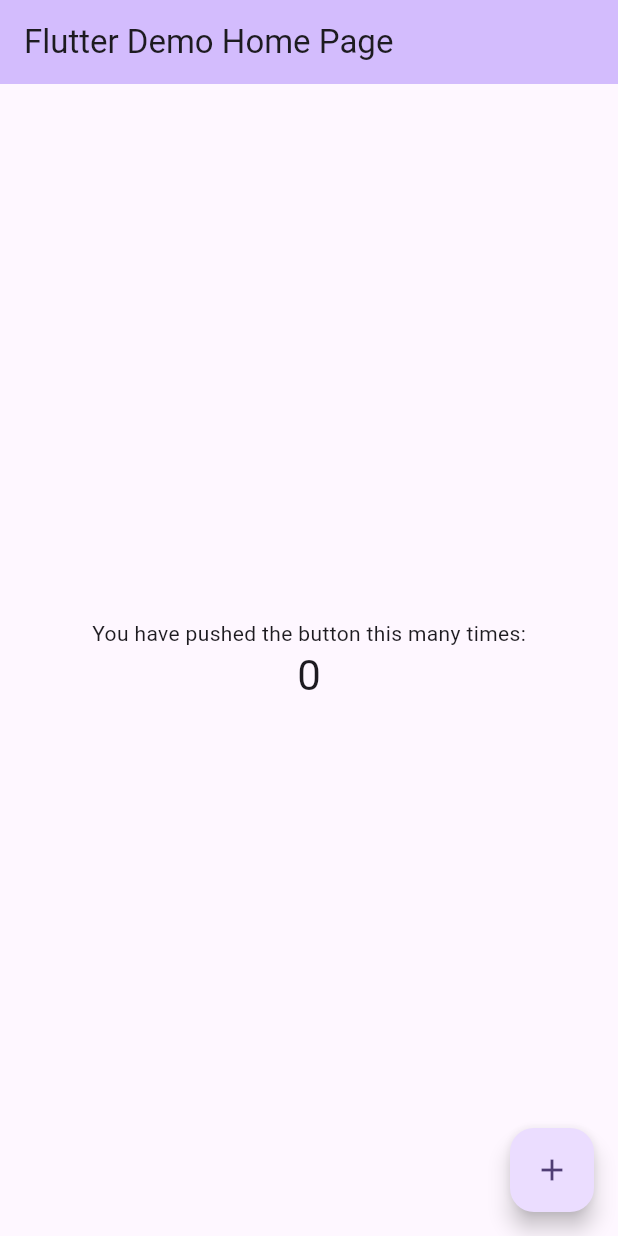
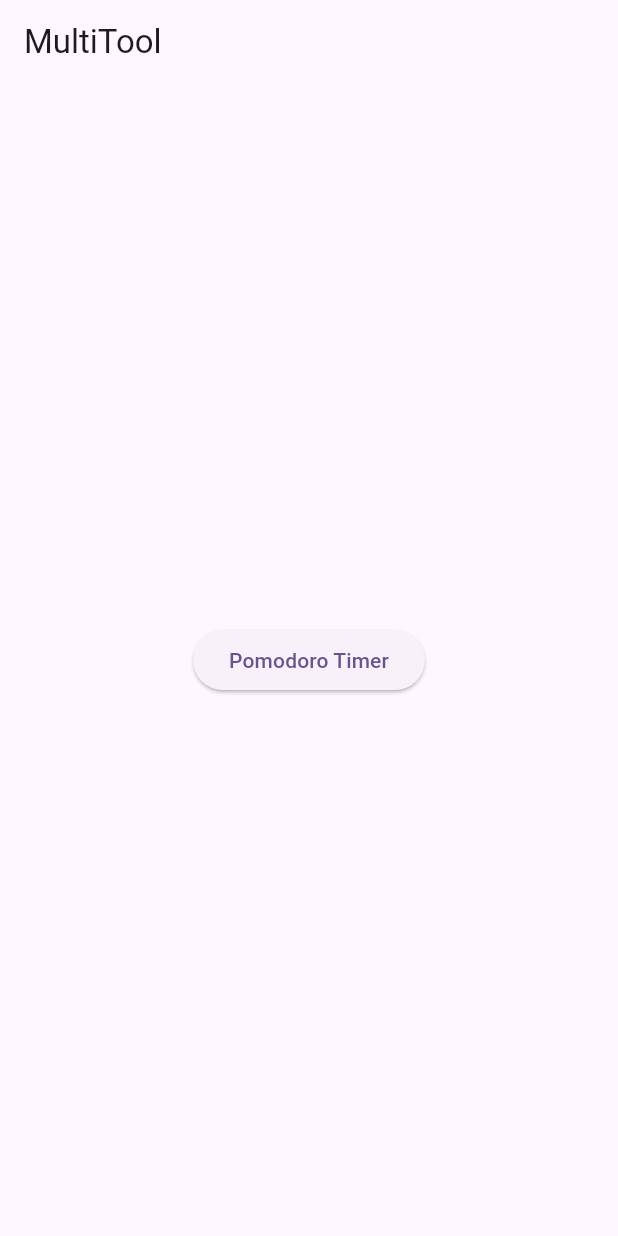
Before and after one commit to Pruthviraj-Guddu/multitool, a Flutter app: the screen it shows after launch, on a phone screen of 412 x 824 dp. Run offline on Flutter 3.47's test engine with Material 3 defaults, Android fonts, the phone set to English and light mode, and no system bars; our stand-ins replace go_router.

Commit message:
add routes and pages for pomodoro

```diff
--- /dev/null
+++ b/lib/home_page.dart
@@ -0,0 +1,33 @@
+import 'package:flutter/material.dart';
+import 'package:go_router/go_router.dart';
+import 'package:multitool/core/extensions/size_extension.dart';
+
+import 'package:multitool/routes/routes.dart';
+
+class HomePage extends StatelessWidget {
+  const HomePage({super.key});
+
+  @override
+  Widget build(BuildContext context) {
+    return Scaffold(
+      appBar: AppBar(title: const Text('MultiTool')),
+      body: Center(
+        child: Container(
+          padding: EdgeInsets.symmetric(
+            horizontal: 40.widthMultiplier,
+            vertical: 16.heightMultiplier,
+          ),
+          child: Row(
+            mainAxisAlignment: MainAxisAlignment.spaceAround,
+            children: [
+              ElevatedButton(
+                onPressed: () => context.go('/${Routes.pomodoro}'),
+                child: const Text('Pomodoro Timer'),
+              ),
+            ],
+          ),
+        ),
+      ),
+    );
+  }
+}
--- a/lib/main.dart
+++ b/lib/main.dart
@@ -1,5 +1,8 @@
 import 'package:flutter/material.dart';
-
+import 'package:multitool/widgets/responsive_wrapper.dart';
+// import 'package:go_router/go_router.dart';
+// import 'features/pomodoro/pomodoro_page.dart';
+import 'routes/app_router.dart';
 void main() {
   runApp(const MyApp());
 }
@@ -7,64 +10,17 @@ void main() {
 class MyApp extends StatelessWidget {
   const MyApp({super.key});
 
-  // This widget is the root of your application.
   @override
   Widget build(BuildContext context) {
-    return MaterialApp(
-      title: 'Flutter Demo',
-      theme: ThemeData(
-        colorScheme: ColorScheme.fromSeed(seedColor: Colors.deepPurple),
-        useMaterial3: true,
+    return ResponsiveWrapper(
+      child: MaterialApp.router(
+        title: 'MultiTool',
+        theme: ThemeData(
+          colorScheme: ColorScheme.fromSeed(seedColor: Colors.deepPurple),
+          useMaterial3: true,
+        ),
+        routerConfig: AppRouter().router,
       ),
-      home: const MyHomePage(title: 'Flutter Demo Home Page'),
     );
   }
 }
-
-class MyHomePage extends StatefulWidget {
-  const MyHomePage({super.key, required this.title});
-
-  final String title;
-
-  @override
-  State<MyHomePage> createState() => _MyHomePageState();
-}
-
-class _MyHomePageState extends State<MyHomePage> {
-  int _counter = 0;
-
-  void _incrementCounter() {
-    setState(() {
-      _counter++;
-    });
-  }
-
-  @override
-  Widget build(BuildContext context) {
-    return Scaffold(
-      appBar: AppBar(
-        backgroundColor: Theme.of(context).colorScheme.inversePrimary,
-        title: Text(widget.title),
-      ),
-      body: Center(
-        child: Column(
-          mainAxisAlignment: MainAxisAlignment.center,
-          children: <Widget>[
-            const Text(
-              'You have pushed the button this many times:',
-            ),
-            Text(
-              '$_counter',
-              style: Theme.of(context).textTheme.headlineMedium,
-            ),
-          ],
-        ),
-      ),
-      floatingActionButton: FloatingActionButton(
-        onPressed: _incrementCounter,
-        tooltip: 'Increment',
-        child: const Icon(Icons.add),
-      ), // This trailing comma makes auto-formatting nicer for build methods.
-    );
-  }
-}
--- /dev/null
+++ b/lib/responsive/app_screen_util.dart
@@ -0,0 +1,22 @@
+import 'package:flutter/material.dart';
+
+class AppScreenUtil {
+  static double screenWidth = 0;
+  static double screenHeight = 0;
+  static bool isPortrait = true;
+  static bool isMobilePortrait = false;
+
+  static void init(BoxConstraints constraints, Orientation orientation) {
+    if (orientation == Orientation.portrait) {
+      screenWidth = constraints.maxWidth;
+      screenHeight = constraints.maxHeight;
+      isPortrait = true;
+      isMobilePortrait = screenWidth < 450;
+    } else {
+      screenWidth = constraints.maxHeight;
+      screenHeight = constraints.maxWidth;
+      isPortrait = false;
+      isMobilePortrait = false;
+    }
+  }
+}
--- /dev/null
+++ b/lib/routes/app_router.dart
@@ -0,0 +1,35 @@
+import 'package:flutter/material.dart';
+import 'package:go_router/go_router.dart';
+import 'package:multitool/features/pomodoro/pomodoro_page.dart';
+import 'package:multitool/routes/routes.dart';
+import 'package:multitool/home_page.dart';
+
+class AppRouter {
+  final GoRouter router = GoRouter(
+    routes: <RouteBase>[
+      GoRoute(
+        path: Routes.home,
+        builder: (BuildContext context, GoRouterState state) {
+          return const HomePage();
+        },
+        routes: <RouteBase>[
+          GoRoute(
+            path: Routes.pomodoro,
+            name: Routes.pomodoro,
+            builder: (BuildContext context, GoRouterState state) {
+              return const PomodoroPage();
+            },
+          ),
+        ],
+      ),
+    ],
+    errorBuilder: (BuildContext context, GoRouterState state) {
+      return Scaffold(
+        body: Center(
+          child: Text('Route not found: ${state.uri.path}'),
+        ),
+      );
+    },
+    debugLogDiagnostics: true,
+  );
+}
--- /dev/null
+++ b/lib/routes/routes.dart
@@ -0,0 +1,4 @@
+class Routes {
+  static const home = '/';
+  static const pomodoro = 'pomodoro';
+}
--- /dev/null
+++ b/lib/widgets/responsive_wrapper.dart
@@ -0,0 +1,23 @@
+import 'package:flutter/material.dart';
+import 'package:multitool/responsive/app_screen_util.dart';
+
+class ResponsiveWrapper extends StatelessWidget {
+  final Widget child;
+
+  const ResponsiveWrapper({super.key, required this.child});
+
+  @override
+  Widget build(BuildContext context) {
+    return LayoutBuilder(
+      builder: (context, constraints) {
+        return OrientationBuilder(
+          builder: (context, orientation) {
+            // Initialize before building any widgets
+            AppScreenUtil.init(constraints, orientation);
+            return child;
+          },
+        );
+      },
+    );
+  }
+}
--- a/pubspec.yaml
+++ b/pubspec.yaml
@@ -30,11 +30,13 @@ environment:
 dependencies:
   flutter:
     sdk: flutter
+  go_router: ^12.0.0
 
 
   # The following adds the Cupertino Icons font to your application.
   # Use with the CupertinoIcons class for iOS style icons.
   cupertino_icons: ^1.0.6
+  flutter_screenutil: ^5.9.3
 
 dev_dependencies:
   flutter_test:
```
Also changed, not shown: lib/core/extensions/size_extension.dart (added, +16 -0 lines), lib/features/pomodoro/pomodoro_page.dart (added, +208 -0 lines), lib/router/api_route.dart (deleted, +0 -100 lines), lib/router/app_route_gaurd.dart (deleted, +0 -17 lines), lib/router/app_routes.dart (deleted, +0 -47 lines), lib/router/routes.dart (deleted, +0 -13 lines), lib/widgets/utility_card.dart (added, +39 -0 lines), lib/features/pomodoro/pomodoro_settings.dart (added), pubspec.lock, 1 other file.
